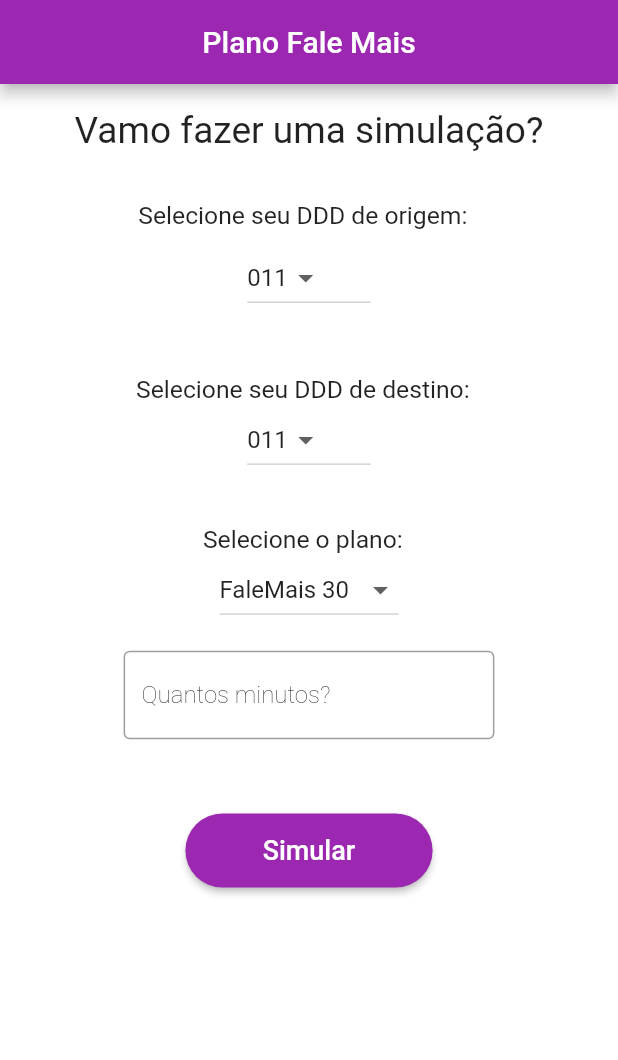
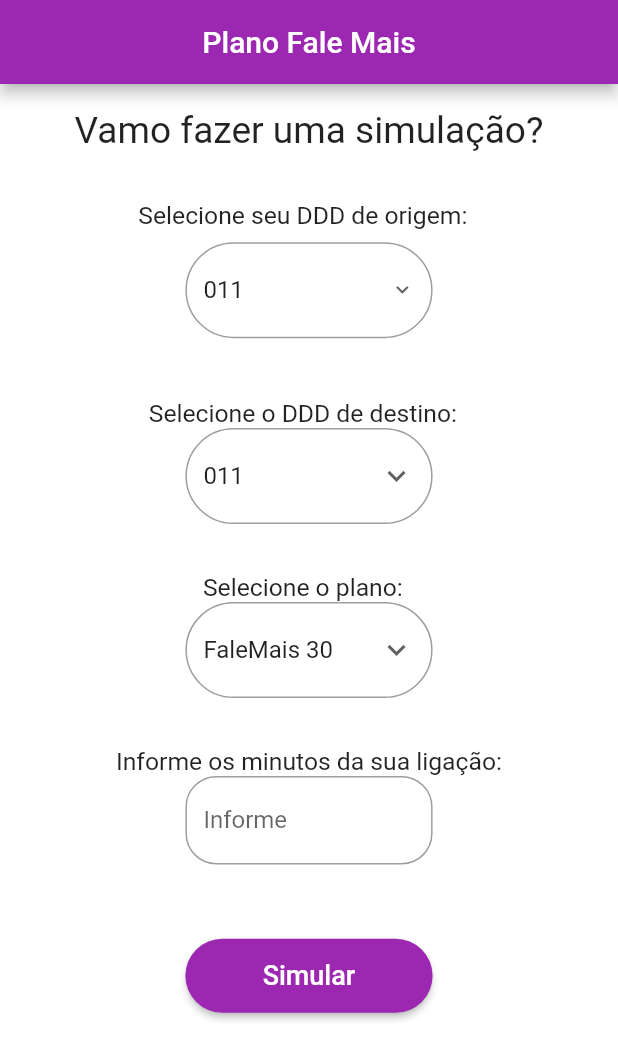
Before and after one commit to GnadtFernando/AppFaleMais, a Flutter app: the screen it shows after launch, on a phone screen of 412 x 824 dp. Shown: the top 1060 px of the screen. Run offline on Flutter 3.47's test engine with Material 2 defaults, Android fonts, the phone set to English and light mode, and no system bars; our stand-ins replace flutter_easyloading, fluttertoast.

Commit message:
fix size buttons

```diff
--- a/lib/page/home_page.dart
+++ b/lib/page/home_page.dart
@@ -43,8 +43,18 @@ class _HomeViewState extends State<HomeView> {
                 Padding(
                   padding: const EdgeInsets.all(8.0),
                   child: SizedBox(
-                    width: size.width * 0.2,
-                    child: DropdownButton<String>(
+                    width: size.width * 0.4,
+                    child: DropdownButtonFormField<String>(
+                      icon: const Icon(Icons.keyboard_arrow_down),
+                      decoration: InputDecoration(
+                        border: OutlineInputBorder(
+                          borderRadius: BorderRadius.all(
+                            Radius.circular(size.width * 0.09),
+                          ),
+                        ),
+                        filled: false,
+                      ),
+                      iconSize: size.width * 0.04,
                       alignment: Alignment.center,
                       value: controller.dropdownValue,
                       onChanged: (String? newValue) {
@@ -65,13 +75,22 @@ class _HomeViewState extends State<HomeView> {
                 Padding(
                   padding: EdgeInsets.only(top: size.height * 0.04),
                   child: Text(
-                    'Selecione seu DDD de destino:  ',
+                    'Selecione o DDD de destino:  ',
                     style: TextStyle(fontSize: size.width * 0.04),
                   ),
                 ),
                 SizedBox(
-                  width: size.width * 0.2,
-                  child: DropdownButton<String>(
+                  width: size.width * 0.4,
+                  child: DropdownButtonFormField<String>(
+                    icon: const Icon(Icons.keyboard_arrow_down),
+                    decoration: InputDecoration(
+                      border: OutlineInputBorder(
+                        borderRadius: BorderRadius.all(
+                          Radius.circular(size.width * 0.09),
+                        ),
+                      ),
+                      filled: false,
+                    ),
                     alignment: Alignment.center,
                     value: controller.dropdownValue2,
                     onChanged: (String? newValue) {
@@ -95,34 +114,55 @@ class _HomeViewState extends State<HomeView> {
                     style: TextStyle(fontSize: size.width * 0.04),
                   ),
                 ),
-                DropdownButton<String>(
+                SizedBox(
+                  width: size.width * 0.4,
+                  child: DropdownButtonFormField<String>(
+                    icon: const Icon(Icons.keyboard_arrow_down),
+                    decoration: InputDecoration(
+                      border: OutlineInputBorder(
+                        borderRadius: BorderRadius.all(
+                          Radius.circular(size.width * 0.09),
+                        ),
+                      ),
+                      filled: false,
+                    ),
                     value: controller.dropdownValue3,
                     onChanged: (String? newValue) {
                       setState(() {
                         controller.dropdownValue3 = newValue!;
                       });
                     },
-                  items: <String>['FaleMais 30', 'FaleMais 60', 'FaleMais 120']
-                      .map<DropdownMenuItem<String>>((String value) {
+                    items: <String>[
+                      'FaleMais 30',
+                      'FaleMais 60',
+                      'FaleMais 120'
+                    ].map<DropdownMenuItem<String>>((String value) {
                       return DropdownMenuItem<String>(
                         value: value,
                         child: Text(value),
                       );
                     }).toList(),
                   ),
+                ),
                 Padding(
-                  padding: EdgeInsets.only(top: size.width * 0.04),
-                  child: SizedBox(
-                    width: size.width * 0.6,
+                  padding: EdgeInsets.only(top: size.height * 0.04),
+                  child: Text(
+                    'Informe os minutos da sua ligação:',
+                    style: TextStyle(fontSize: size.width * 0.04),
+                  ),
+                ),
+                SizedBox(
+                  width: size.width * 0.4,
                   child: TextFormField(
                     keyboardType: TextInputType.number,
                     controller: controller.minutesController,
-                      decoration: const InputDecoration(
+                    decoration: InputDecoration(
                       focusColor: Colors.black,
-                        labelText: 'Quantos minutos?',
-                        labelStyle: TextStyle(
-                            color: Colors.black, fontWeight: FontWeight.w200),
-                        border: OutlineInputBorder(),
+                      hintText: 'Informe',
+                      border: OutlineInputBorder(
+                        borderRadius: BorderRadius.all(
+                          Radius.circular(size.width * 0.05),
+                        ),
                       ),
                     ),
                   ),
```
Lines whose indentation alone changed are shown as unchanged.
